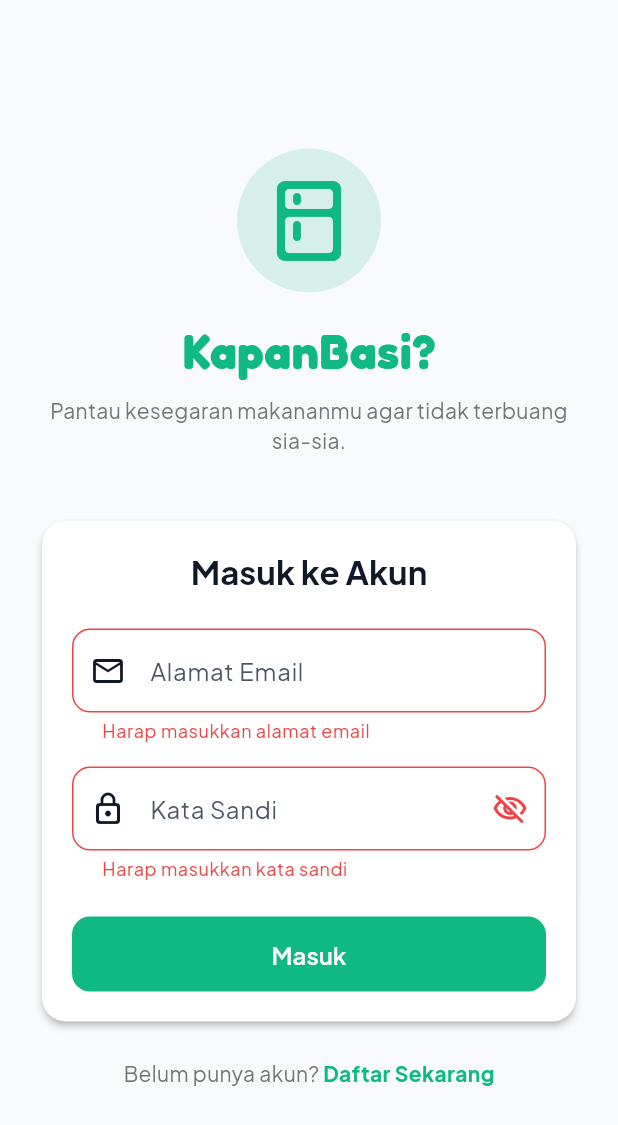
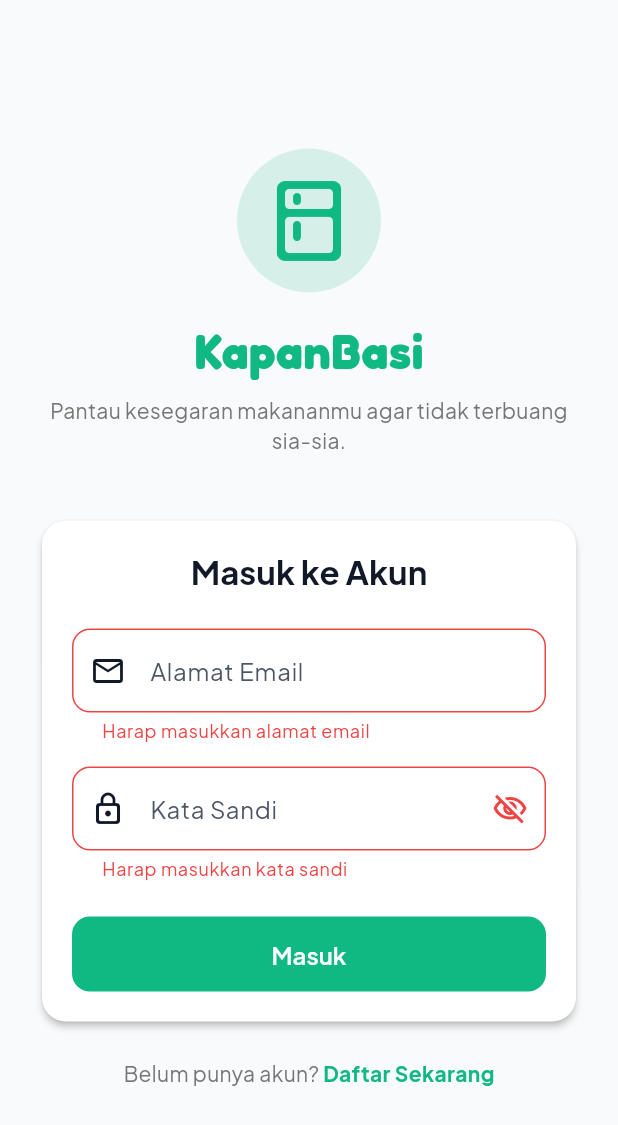
Before and after one commit to dwidarmawanjpg/KapanBasi, a Flutter app: the screen it shows after launch, after a tap on "Masuk", on a phone screen of 412 x 824 dp. Shown: the top 1125 px of the screen. Run offline on Flutter 3.47's test engine with Material 3 defaults, Android fonts, the phone set to English and light mode, and no system bars; our stand-ins replace flutter_dotenv, flutter_local_notifications, flutter_riverpod, flutter_timezone, google_fonts, image_picker and 3 more; accounts and stored records are empty; network calls fail.

Commit message:
Fix login dan register

```diff
--- a/lib/data/services/notification_service.dart
+++ b/lib/data/services/notification_service.dart
@@ -148,7 +148,7 @@ class NotificationService {
 
     await _plugin.zonedSchedule(
       id: dailyReminderNotificationId,
-      title: 'KapanBasi? Ingatkan Kamu!',
+      title: 'KapanBasi Ingatkan Kamu!',
       body: body,
       scheduledDate: scheduledDate,
       notificationDetails: const NotificationDetails(
--- a/lib/presentation/screens/login_register_screen.dart
+++ b/lib/presentation/screens/login_register_screen.dart
@@ -11,7 +11,8 @@ class LoginRegisterScreen extends ConsumerStatefulWidget {
   const LoginRegisterScreen({super.key});
 
   @override
-  ConsumerState<LoginRegisterScreen> createState() => _LoginRegisterScreenState();
+  ConsumerState<LoginRegisterScreen> createState() =>
+      _LoginRegisterScreenState();
 }
 
 class _LoginRegisterScreenState extends ConsumerState<LoginRegisterScreen> {
@@ -40,6 +41,7 @@ class _LoginRegisterScreenState extends ConsumerState<LoginRegisterScreen> {
 
     setState(() => _isLoading = true);
     final authService = ref.read(authServiceProvider);
+    final scaffoldMessenger = ScaffoldMessenger.of(context);
 
     try {
       if (_isLoginMode) {
@@ -48,15 +50,13 @@ class _LoginRegisterScreenState extends ConsumerState<LoginRegisterScreen> {
           _emailController.text.trim(),
           _passwordController.text,
         );
-        if (mounted) {
-          ScaffoldMessenger.of(context).showSnackBar(
+        scaffoldMessenger.showSnackBar(
           const SnackBar(
-              content: Text('Login berhasil! Selamat datang di KapanBasi?'),
+            content: Text('Login berhasil! Selamat datang di KapanBasi'),
             backgroundColor: AppColors.riskLow,
             behavior: SnackBarBehavior.floating,
           ),
         );
-        }
       } else {
         // Proses Registrasi
         await authService.register(
@@ -64,8 +64,7 @@ class _LoginRegisterScreenState extends ConsumerState<LoginRegisterScreen> {
           _passwordController.text,
           _fullNameController.text.trim(),
         );
-        if (mounted) {
-          ScaffoldMessenger.of(context).showSnackBar(
+        scaffoldMessenger.showSnackBar(
           const SnackBar(
             content: Text('Registrasi berhasil! Akun Anda siap digunakan.'),
             backgroundColor: AppColors.riskLow,
@@ -73,17 +72,14 @@ class _LoginRegisterScreenState extends ConsumerState<LoginRegisterScreen> {
           ),
         );
       }
-      }
     } catch (e) {
-      if (mounted) {
-        ScaffoldMessenger.of(context).showSnackBar(
+      scaffoldMessenger.showSnackBar(
         SnackBar(
           content: Text('Gagal: ${e.toString().replaceAll('Exception: ', '')}'),
           backgroundColor: AppColors.riskHigh,
           behavior: SnackBarBehavior.floating,
         ),
       );
-      }
     } finally {
       if (mounted) {
         setState(() => _isLoading = false);
@@ -121,7 +117,7 @@ class _LoginRegisterScreenState extends ConsumerState<LoginRegisterScreen> {
                       ),
                       const SizedBox(height: 16),
                       Text(
-                        'KapanBasi?',
+                        'KapanBasi',
                         style: GoogleFonts.fredoka(
                           fontSize: 32,
                           fontWeight: FontWeight.bold,
@@ -157,9 +153,8 @@ class _LoginRegisterScreenState extends ConsumerState<LoginRegisterScreen> {
                       children: [
                         Text(
                           _isLoginMode ? 'Masuk ke Akun' : 'Daftar Akun Baru',
-                          style: Theme.of(context).textTheme.titleLarge?.copyWith(
-                                fontWeight: FontWeight.bold,
-                              ),
+                          style: Theme.of(context).textTheme.titleLarge
+                              ?.copyWith(fontWeight: FontWeight.bold),
                           textAlign: TextAlign.center,
                         ),
                         const SizedBox(height: 24),
@@ -197,7 +192,9 @@ class _LoginRegisterScreenState extends ConsumerState<LoginRegisterScreen> {
                             if (value == null || value.isEmpty) {
                               return 'Harap masukkan alamat email';
                             }
-                            if (!RegExp(r'^[\w-\.]+@([\w-]+\.)+[\w-]{2,4}$').hasMatch(value)) {
+                            if (!RegExp(
+                              r'^[\w-\.]+@([\w-]+\.)+[\w-]{2,4}$',
+                            ).hasMatch(value)) {
                               return 'Format email tidak valid';
                             }
                             return null;
@@ -219,7 +216,9 @@ class _LoginRegisterScreenState extends ConsumerState<LoginRegisterScreen> {
                                     : Icons.visibility_outlined,
                               ),
                               onPressed: () {
-                                setState(() => _obscurePassword = !_obscurePassword);
+                                setState(
+                                  () => _obscurePassword = !_obscurePassword,
+                                );
                               },
                             ),
                           ),
--- a/lib/presentation/screens/profile_screen.dart
+++ b/lib/presentation/screens/profile_screen.dart
@@ -327,7 +327,7 @@ class ProfileScreen extends ConsumerWidget {
                     context: context,
                     icon: Icons.help_outline_rounded,
                     title: 'Bantuan & Dukungan',
-                    subtitle: 'Pertanyaan seputar KapanBasi?',
+                    subtitle: 'Pertanyaan seputar KapanBasi',
                     onTap: () => _showHelpDialog(context),
                   ),
                   const Divider(height: 32),
@@ -586,6 +586,7 @@ class ProfileScreen extends ConsumerWidget {
         content: const Text(
           'Kamu akan keluar dari KapanBasi. Data pantry-mu tetap tersimpan di server.',
         ),
+        actionsAlignment: MainAxisAlignment.spaceBetween,
         actions: [
           TextButton(
             onPressed: () => Navigator.pop(ctx),
```
Also changed, not shown: lib/core/constants/app_colors.dart (+46 -18 lines), lib/core/constants/app_theme.dart (+13 -4 lines), lib/presentation/providers/auth_provider.dart (+21 -81 lines), flutter_01.png (deleted). Lines whose indentation alone changed are shown as unchanged.
